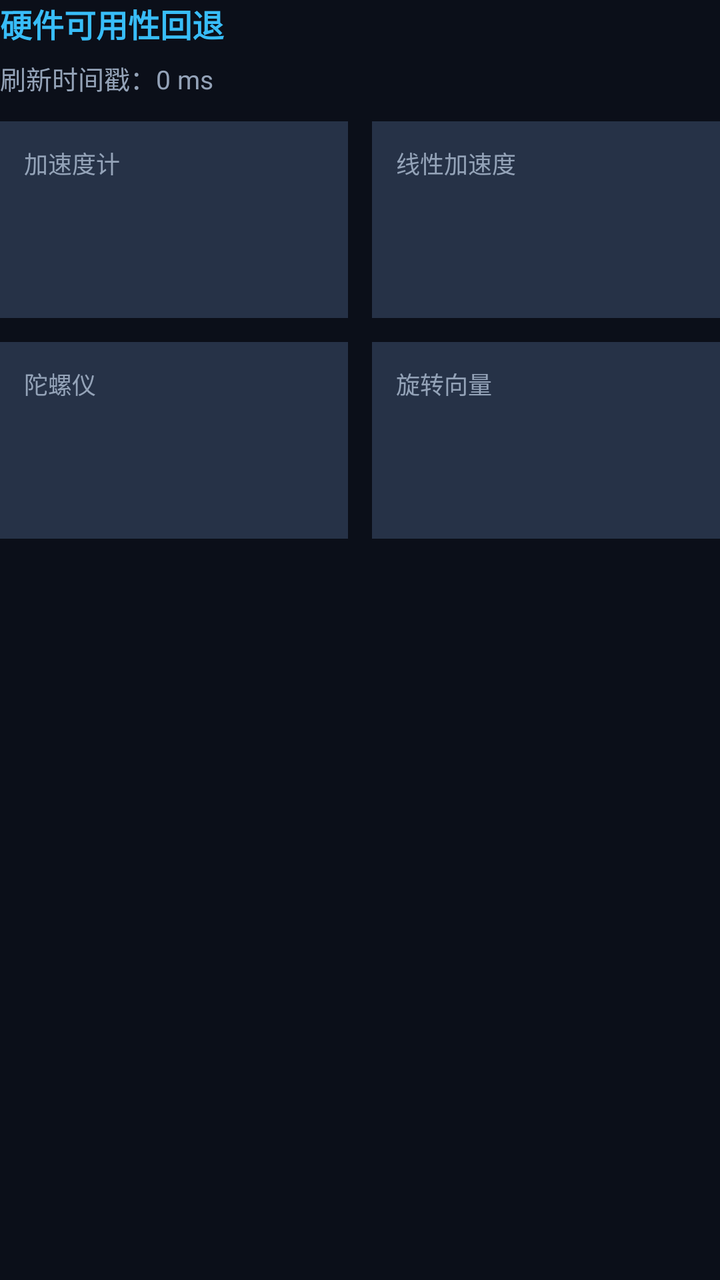
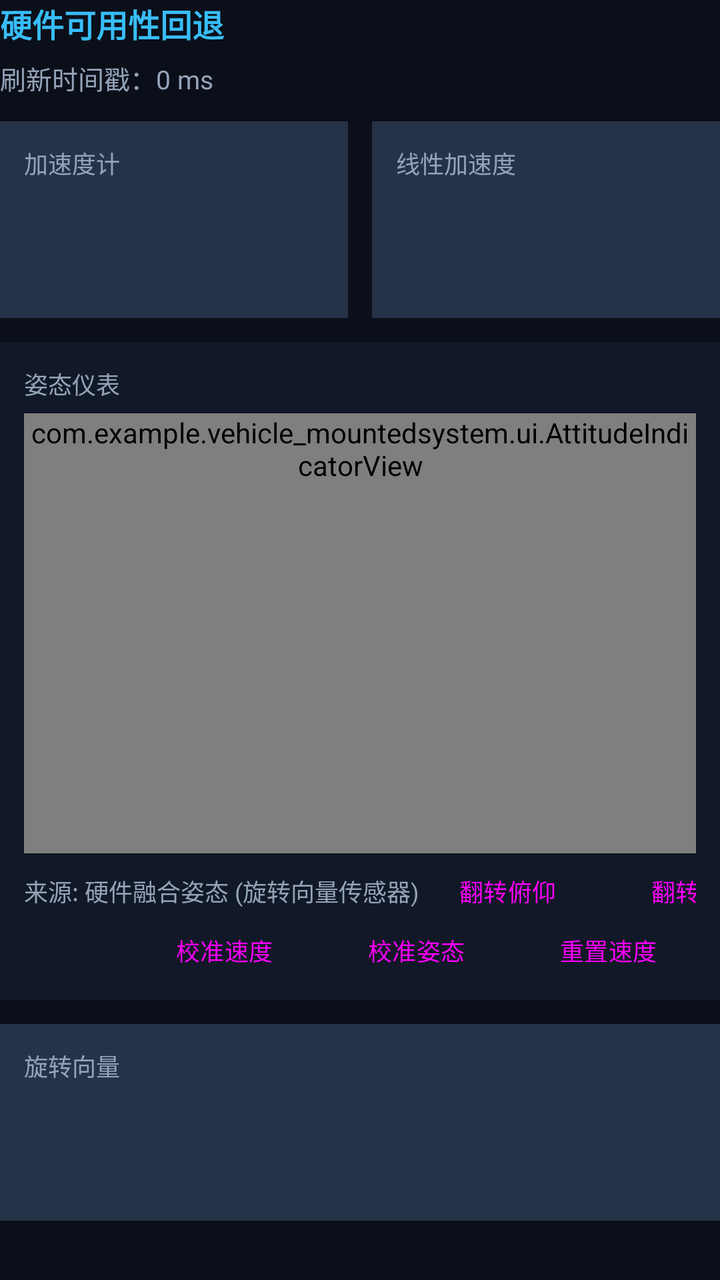

The first picture is an Android layout as it rendered before a commit; the second is the same layout after the commit. The layout source and the unified diff follow.
<!-- AndroidManifest.xml: application theme Theme.VehiclemountedSystem -->
<!-- res/layout/page_sensor.xml -->
<?xml version="1.0" encoding="utf-8"?>
<ScrollView xmlns:android="http://schemas.android.com/apk/res/android"
    android:id="@+id/pageSensorRoot"
    android:layout_width="match_parent"
    android:layout_height="match_parent"
    android:fillViewport="true">

    <LinearLayout
        android:layout_width="match_parent"
        android:layout_height="wrap_content"
        android:orientation="vertical">

        <TextView
            android:id="@+id/sensorPageTitle"
            android:layout_width="wrap_content"
            android:layout_height="wrap_content"
            android:text="@string/page_sensor_badge"
            android:textColor="@color/accent_blue"
            android:textSize="@dimen/page_title_text_size"
            android:textStyle="bold" />

        <TextView
            android:id="@+id/sensorTimestampValue"
            android:layout_width="match_parent"
            android:layout_height="wrap_content"
            android:layout_marginTop="@dimen/page_micro_gap"
            android:text="@string/sensor_timestamp_default"
            android:textColor="@color/text_secondary"
            android:textSize="@dimen/page_status_text_size" />

        <LinearLayout
            android:layout_width="match_parent"
            android:layout_height="wrap_content"
            android:layout_marginTop="@dimen/page_section_gap"
            android:orientation="horizontal">

            <LinearLayout
                android:layout_width="0dp"
                android:layout_height="wrap_content"
                android:layout_marginEnd="@dimen/page_card_gap"
                android:layout_weight="1"
                android:background="@color/card_panel_bg"
                android:orientation="vertical"
                android:padding="@dimen/page_card_padding">

                <TextView
                    android:layout_width="wrap_content"
                    android:layout_height="wrap_content"
                    android:text="@string/page_label_accelerometer"
                    android:textColor="@color/text_secondary"
                    android:textSize="@dimen/page_label_text_size" />

                <TextView
                    android:id="@+id/sensorAccelerometerValue"
                    android:layout_width="wrap_content"
                    android:layout_height="wrap_content"
                    android:layout_marginTop="@dimen/page_micro_gap"
                    android:textColor="@color/text_primary"
                    android:textSize="@dimen/page_value_text_size" />

                <TextView
                    android:id="@+id/sensorAccelerometerStatus"
                    android:layout_width="wrap_content"
                    android:layout_height="wrap_content"
                    android:layout_marginTop="@dimen/page_micro_gap"
                    android:textColor="@color/accent_amber"
                    android:textSize="@dimen/page_status_text_size" />
            </LinearLayout>

            <LinearLayout
                android:layout_width="0dp"
                android:layout_height="wrap_content"
                android:layout_weight="1"
                android:background="@color/card_panel_bg"
                android:orientation="vertical"
                android:padding="@dimen/page_card_padding">

                <TextView
                    android:layout_width="wrap_content"
                    android:layout_height="wrap_content"
                    android:text="@string/page_label_linear_acceleration"
                    android:textColor="@color/text_secondary"
                    android:textSize="@dimen/page_label_text_size" />

                <TextView
                    android:id="@+id/sensorLinearAccelerationValue"
                    android:layout_width="wrap_content"
                    android:layout_height="wrap_content"
                    android:layout_marginTop="@dimen/page_micro_gap"
                    android:textColor="@color/text_primary"
                    android:textSize="@dimen/page_value_text_size" />

                <TextView
                    android:id="@+id/sensorLinearAccelerationStatus"
                    android:layout_width="wrap_content"
                    android:layout_height="wrap_content"
                    android:layout_marginTop="@dimen/page_micro_gap"
                    android:textColor="@color/accent_amber"
                    android:textSize="@dimen/page_status_text_size" />
            </LinearLayout>
        </LinearLayout>

        <LinearLayout
            android:layout_width="match_parent"
            android:layout_height="wrap_content"
            android:layout_marginTop="@dimen/page_card_gap"
            android:orientation="horizontal">

            <LinearLayout
                android:layout_width="0dp"
                android:layout_height="wrap_content"
                android:layout_marginEnd="@dimen/page_card_gap"
                android:layout_weight="1"
                android:background="@color/card_panel_bg"
                android:orientation="vertical"
                android:padding="@dimen/page_card_padding">

                <TextView
                    android:layout_width="wrap_content"
                    android:layout_height="wrap_content"
                    android:text="@string/page_label_gyroscope"
                    android:textColor="@color/text_secondary"
                    android:textSize="@dimen/page_label_text_size" />

                <TextView
                    android:id="@+id/sensorGyroscopeValue"
                    android:layout_width="wrap_content"
                    android:layout_height="wrap_content"
                    android:layout_marginTop="@dimen/page_micro_gap"
                    android:textColor="@color/text_primary"
                    android:textSize="@dimen/page_value_text_size" />

                <TextView
                    android:id="@+id/sensorGyroscopeStatus"
                    android:layout_width="wrap_content"
                    android:layout_height="wrap_content"
                    android:layout_marginTop="@dimen/page_micro_gap"
                    android:textColor="@color/accent_amber"
                    android:textSize="@dimen/page_status_text_size" />
            </LinearLayout>

            <LinearLayout
                android:layout_width="0dp"
                android:layout_height="wrap_content"
                android:layout_weight="1"
                android:background="@color/card_panel_bg"
                android:orientation="vertical"
                android:padding="@dimen/page_card_padding">

                <TextView
                    android:layout_width="wrap_content"
                    android:layout_height="wrap_content"
                    android:text="@string/page_label_rotation_vector"
                    android:textColor="@color/text_secondary"
                    android:textSize="@dimen/page_label_text_size" />

                <TextView
                    android:id="@+id/sensorRotationVectorValue"
                    android:layout_width="wrap_content"
                    android:layout_height="wrap_content"
                    android:layout_marginTop="@dimen/page_micro_gap"
                    android:textColor="@color/text_primary"
                    android:textSize="@dimen/page_value_text_size" />

                <TextView
                    android:id="@+id/sensorRotationVectorStatus"
                    android:layout_width="wrap_content"
                    android:layout_height="wrap_content"
                    android:layout_marginTop="@dimen/page_micro_gap"
                    android:textColor="@color/accent_amber"
                    android:textSize="@dimen/page_status_text_size" />
            </LinearLayout>
        </LinearLayout>
    </LinearLayout>
</ScrollView>
<!-- resources referenced by this layout -->
<resources>
  <color name="accent_amber">#F59E0B</color>
  <color name="accent_blue">#38BDF8</color>
  <color name="card_panel_bg">#263247</color>
  <color name="text_primary">#F8FAFC</color>
  <color name="text_secondary">#94A3B8</color>
  <dimen name="page_card_gap">12dp</dimen>
  <dimen name="page_card_padding">12dp</dimen>
  <dimen name="page_label_text_size">12sp</dimen>
  <dimen name="page_micro_gap">6dp</dimen>
  <dimen name="page_section_gap">12dp</dimen>
  <dimen name="page_status_text_size">13sp</dimen>
  <dimen name="page_title_text_size">16sp</dimen>
  <dimen name="page_value_text_size">20sp</dimen>
  <string name="page_label_accelerometer">加速度计</string>
  <string name="page_label_gyroscope">陀螺仪</string>
  <string name="page_label_linear_acceleration">线性加速度</string>
  <string name="page_label_rotation_vector">旋转向量</string>
  <string name="page_sensor_badge">硬件可用性回退</string>
  <string name="sensor_timestamp_default">刷新时间戳：0 ms</string>
  <style name="Theme.VehiclemountedSystem" parent="Base.Theme.VehiclemountedSystem" />
  <style name="Base.Theme.VehiclemountedSystem" parent="Theme.Material3.DayNight.NoActionBar">
          
          <item name="android:windowBackground">@color/bg_dark</item>
          <item name="colorPrimary">@color/accent_cyan</item>
          <item name="colorSecondary">@color/accent_blue</item>
          <item name="android:textColorPrimary">@color/text_primary</item>
          <item name="android:textColorSecondary">@color/text_secondary</item>
      </style>
  <color name="bg_dark">#0B0F19</color>
  <color name="accent_cyan">#06B6D4</color>
</resources>

<!-- the commit's change to res/layout/page_sensor.xml (unified diff, before → after) -->
@@ -100,6 +100,120 @@
             </LinearLayout>
         </LinearLayout>
 
+        
+        <LinearLayout
+            android:layout_width="match_parent"
+            android:layout_height="wrap_content"
+            android:layout_marginTop="@dimen/page_card_gap"
+            android:background="@color/card_panel_alt_bg"
+            android:orientation="vertical"
+            android:padding="@dimen/page_card_padding">
+
+            <TextView
+                android:layout_width="wrap_content"
+                android:layout_height="wrap_content"
+                android:text="姿态仪表"
+                android:textColor="@color/text_secondary"
+                android:textSize="@dimen/page_label_text_size" />
+
+            <com.example.vehicle_mountedsystem.ui.AttitudeIndicatorView
+                android:id="@+id/sensorAttitudeIndicator"
+                android:layout_width="match_parent"
+                android:layout_height="0dp"
+                android:layout_marginTop="@dimen/page_micro_gap"
+                android:layout_weight="1"
+                android:minHeight="220dp" />
+
+            <LinearLayout
+                android:layout_width="match_parent"
+                android:layout_height="wrap_content"
+                android:layout_marginTop="@dimen/page_micro_gap"
+                android:orientation="horizontal">
+
+                <TextView
+                    android:layout_width="wrap_content"
+                    android:layout_height="wrap_content"
+                    android:text="来源: 硬件融合姿态 (旋转向量传感器)"
+                    android:textColor="@color/text_secondary"
+                    android:textSize="@dimen/page_label_text_size" />
+
+                <View
+                    android:layout_width="0dp"
+                    android:layout_height="0dp"
+                    android:layout_weight="1" />
+
+                <Button
+                    android:id="@+id/sensorFlipPitch"
+                    style="@style/Widget.Material3.Button.TonalButton"
+                    android:layout_width="wrap_content"
+                    android:layout_height="wrap_content"
+                    android:layout_marginEnd="8dp"
+                    android:minHeight="0dp"
+                    android:paddingHorizontal="12dp"
+                    android:paddingVertical="4dp"
+                    android:text="翻转俯仰"
+                    android:textSize="@dimen/page_label_text_size" />
+
+                <Button
+                    android:id="@+id/sensorFlipRoll"
+                    style="@style/Widget.Material3.Button.TonalButton"
+                    android:layout_width="wrap_content"
+                    android:layout_height="wrap_content"
+                    android:minHeight="0dp"
+                    android:paddingHorizontal="12dp"
+                    android:paddingVertical="4dp"
+                    android:text="翻转横滚"
+                    android:textSize="@dimen/page_label_text_size" />
+            </LinearLayout>
+
+            <LinearLayout
+                android:layout_width="match_parent"
+                android:layout_height="wrap_content"
+                android:layout_marginTop="4dp"
+                android:orientation="horizontal">
+
+                <View
+                    android:layout_width="0dp"
+                    android:layout_height="0dp"
+                    android:layout_weight="1" />
+
+                <Button
+                    android:id="@+id/sensorImuCalibrate"
+                    style="@style/Widget.Material3.Button.TonalButton"
+                    android:layout_width="wrap_content"
+                    android:layout_height="wrap_content"
+                    android:layout_marginEnd="8dp"
+                    android:minHeight="0dp"
+                    android:paddingHorizontal="12dp"
+                    android:paddingVertical="4dp"
+                    android:text="校准速度"
+                    android:textSize="@dimen/page_label_text_size" />
+
+                <Button
+                    android:id="@+id/sensorAttitudeCalibrate"
+                    style="@style/Widget.Material3.Button.TonalButton"
+                    android:layout_width="wrap_content"
+                    android:layout_height="wrap_content"
+                    android:layout_marginEnd="8dp"
+                    android:minHeight="0dp"
+                    android:paddingHorizontal="12dp"
+                    android:paddingVertical="4dp"
+                    android:text="校准姿态"
+                    android:textSize="@dimen/page_label_text_size" />
+
+                <Button
+                    android:id="@+id/sensorImuReset"
+                    style="@style/Widget.Material3.Button.TonalButton"
+                    android:layout_width="wrap_content"
+                    android:layout_height="wrap_content"
+                    android:minHeight="0dp"
+                    android:paddingHorizontal="12dp"
+                    android:paddingVertical="4dp"
+                    android:text="重置速度"
+                    android:textSize="@dimen/page_label_text_size" />
+            </LinearLayout>
+        </LinearLayout>
+
         <LinearLayout
             android:layout_width="match_parent"
             android:layout_height="wrap_content"
@@ -109,7 +223,6 @@
             <LinearLayout
                 android:layout_width="0dp"
                 android:layout_height="wrap_content"
-                android:layout_marginEnd="@dimen/page_card_gap"
                 android:layout_weight="1"
                 android:background="@color/card_panel_bg"
                 android:orientation="vertical"
@@ -118,38 +231,6 @@
                 <TextView
                     android:layout_width="wrap_content"
                     android:layout_height="wrap_content"
-                    android:text="@string/page_label_gyroscope"
-                    android:textColor="@color/text_secondary"
-                    android:textSize="@dimen/page_label_text_size" />
-
-                <TextView
-                    android:id="@+id/sensorGyroscopeValue"
-                    android:layout_width="wrap_content"
-                    android:layout_height="wrap_content"
-                    android:layout_marginTop="@dimen/page_micro_gap"
-                    android:textColor="@color/text_primary"
-                    android:textSize="@dimen/page_value_text_size" />
-
-                <TextView
-                    android:id="@+id/sensorGyroscopeStatus"
-                    android:layout_width="wrap_content"
-                    android:layout_height="wrap_content"
-                    android:layout_marginTop="@dimen/page_micro_gap"
-                    android:textColor="@color/accent_amber"
-                    android:textSize="@dimen/page_status_text_size" />
-            </LinearLayout>
-
-            <LinearLayout
-                android:layout_width="0dp"
-                android:layout_height="wrap_content"
-                android:layout_weight="1"
-                android:background="@color/card_panel_bg"
-                android:orientation="vertical"
-                android:padding="@dimen/page_card_padding">
-
-                <TextView
-                    android:layout_width="wrap_content"
-                    android:layout_height="wrap_content"
                     android:text="@string/page_label_rotation_vector"
                     android:textColor="@color/text_secondary"
                     android:textSize="@dimen/page_label_text_size" />
<!-- resource entries referenced after the edit -->
@@ -2,6 +2,7 @@
 <resources>
   <color name="accent_amber">#F59E0B</color>
   <color name="accent_blue">#38BDF8</color>
+  <color name="card_panel_alt_bg">#111827</color>
   <color name="card_panel_bg">#263247</color>
   <color name="text_primary">#F8FAFC</color>
   <color name="text_secondary">#94A3B8</color>
@@ -14,7 +15,6 @@
   <dimen name="page_title_text_size">16sp</dimen>
   <dimen name="page_value_text_size">20sp</dimen>
   <string name="page_label_accelerometer">加速度计</string>
-  <string name="page_label_gyroscope">陀螺仪</string>
   <string name="page_label_linear_acceleration">线性加速度</string>
   <string name="page_label_rotation_vector">旋转向量</string>
   <string name="page_sensor_badge">硬件可用性回退</string>
